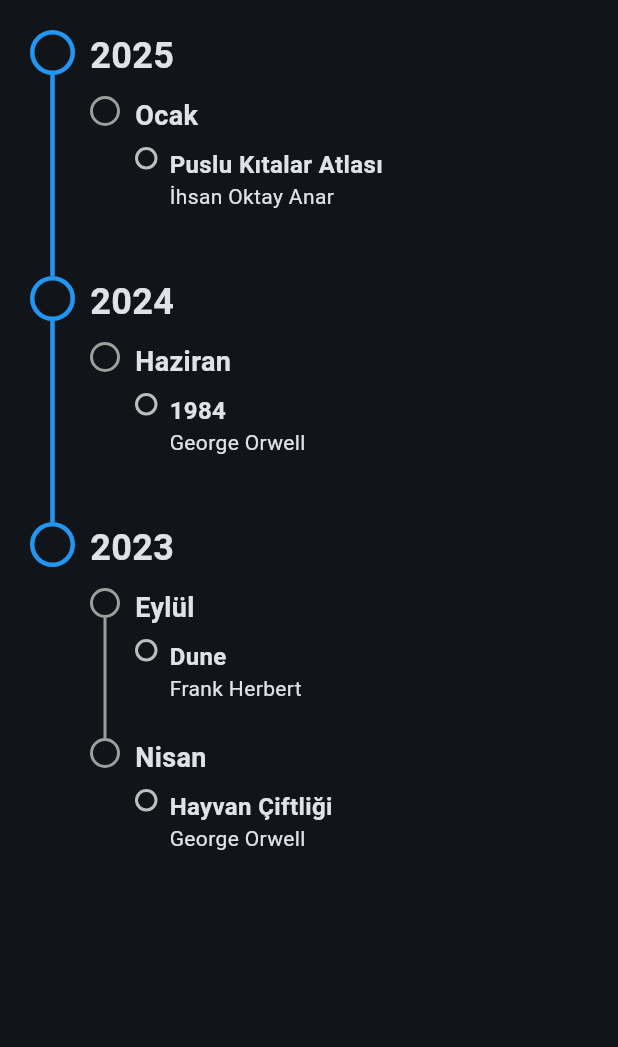
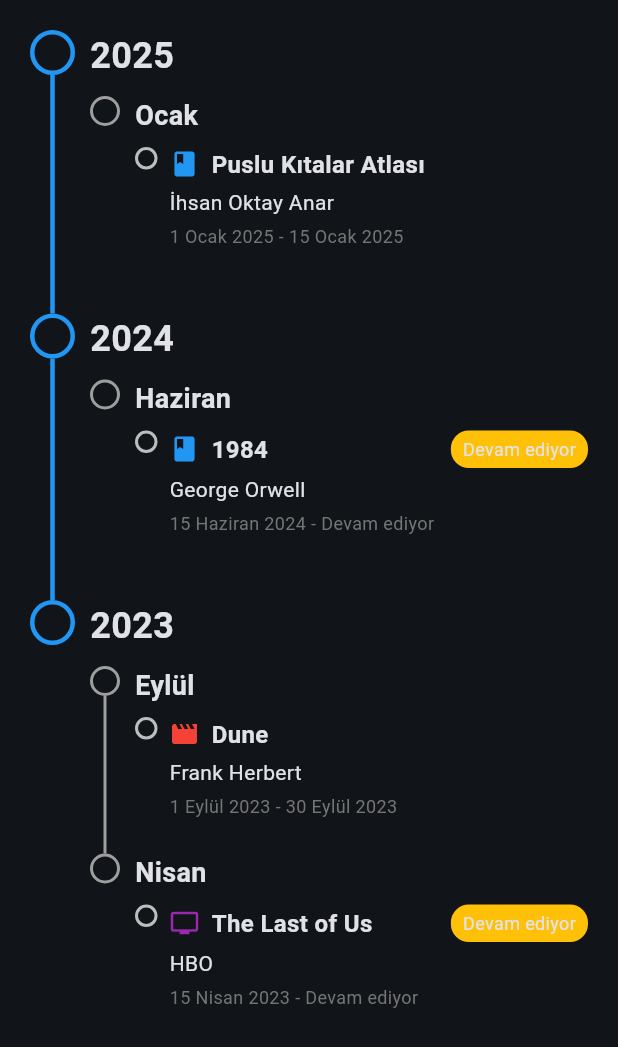
Before and after one commit to emirkalafat/emirklft, a Flutter app: the RecapScreen screen opened directly, on a phone screen of 412 x 824 dp. Shown: the top 1047 px of the screen. Run offline on Flutter 3.47's test engine with Material 3 defaults, Android fonts, the phone set to English and light mode, and no system bars; our stand-ins replace cloud_firestore, email_validator, firebase_analytics, firebase_core, firebase_storage, flutter_markdown and 12 more; missing offline and left inert: currency_picker; accounts and stored records are empty; Roboto replaces fonts that are missing (Ubuntu).

Commit message:
detail activity added

```diff
--- a/lib/screens/recap/activity.dart
+++ b/lib/screens/recap/activity.dart
@@ -22,8 +22,8 @@ class Activity {
     required this.description,
     this.imageUrl,
     this.url,
-    required this.startedDate,
-    required this.finishedDate,
+    this.startedDate,
+    this.finishedDate,
     this.status = ActivityStatus.unknown,
     this.type = ActivityType.unknown,
   });
--- a/lib/screens/recap/recap.dart
+++ b/lib/screens/recap/recap.dart
@@ -1,12 +1,13 @@
 import 'package:flutter/material.dart';
 import 'package:timelines_plus/timelines_plus.dart';
+import 'activity.dart';
 
 class RecapScreen extends StatelessWidget {
   const RecapScreen({super.key});
 
   @override
   Widget build(BuildContext context) {
-    final groupedActivities = _Activity.groupActivitiesByYearAndMonth();
+    final groupedActivities = _groupActivitiesByYearAndMonth(getMockActivities());
 
     return Scaffold(
       body: SingleChildScrollView(
@@ -63,13 +64,16 @@ class RecapScreen extends StatelessWidget {
                               connectionDirection: ConnectionDirection.before,
                               itemCount: monthActivities.length,
                               contentsBuilder: (_, monthIndex) {
-                                final month = monthActivities.keys.toList()[monthIndex];
+                                final month =
+                                    monthActivities.keys.toList()[monthIndex];
                                 final activities = monthActivities[month]!;
 
                                 return Padding(
-                                  padding: const EdgeInsets.only(left: 10.0, bottom: 15.0),
+                                  padding: const EdgeInsets.only(
+                                      left: 10.0, bottom: 15.0),
                                   child: Column(
-                                    crossAxisAlignment: CrossAxisAlignment.start,
+                                    crossAxisAlignment:
+                                        CrossAxisAlignment.start,
                                     children: [
                                       Text(
                                         _getMonthName(month),
@@ -83,35 +87,24 @@ class RecapScreen extends StatelessWidget {
                                         theme: TimelineThemeData(
                                           nodePosition: 0,
                                           color: Colors.grey.shade400,
-                                          indicatorTheme: const IndicatorThemeData(
+                                          indicatorTheme:
+                                              const IndicatorThemeData(
                                             position: 0,
                                             size: 15.0,
                                           ),
-                                          connectorTheme: const ConnectorThemeData(
+                                          connectorTheme:
+                                              const ConnectorThemeData(
                                             thickness: 1.5,
                                           ),
                                         ),
                                         builder: TimelineTileBuilder.connected(
-                                          connectionDirection: ConnectionDirection.before,
+                                          connectionDirection:
+                                              ConnectionDirection.before,
                                           itemCount: activities.length,
                                           contentsBuilder: (_, activityIndex) {
-                                            final activity = activities[activityIndex];
-                                            return Padding(
-                                              padding: const EdgeInsets.only(left: 8.0, bottom: 8.0),
-                                              child: Column(
-                                                crossAxisAlignment: CrossAxisAlignment.start,
-                                                children: [
-                                                  Text(
-                                                    activity.title,
-                                                    style: const TextStyle(
-                                                      fontWeight: FontWeight.bold,
-                                                      fontSize: 16.0,
-                                                    ),
-                                                  ),
-                                                  Text(activity.description),
-                                                ],
-                                              ),
-                                            );
+                                            final activity =
+                                                activities[activityIndex];
+                                            return _buildActivityContent(activity);
                                           },
                                           indicatorBuilder: (_, index) =>
                                               const OutlinedDotIndicator(),
@@ -146,59 +139,54 @@ class RecapScreen extends StatelessWidget {
     );
   }
 
-  String _getMonthName(int month) {
-    final months = [
-      'Ocak', 'Şubat', 'Mart', 'Nisan', 'Mayıs', 'Haziran',
-      'Temmuz', 'Ağustos', 'Eylül', 'Ekim', 'Kasım', 'Aralık'
-    ];
-    return months[month - 1];
-  }
-}
-
-// Mock data
-class _Activity {
-  const _Activity({
-    required this.title,
-    required this.description,
-    required this.date,
-  });
-
-  final String title;
-  final String description;
-  final DateTime date;
-
-  static Map<int, Map<int, List<_Activity>>> groupActivitiesByYearAndMonth() {
-    final activities = [
-      _Activity(
+  List<Activity> getMockActivities() {
+    return [
+      Activity(
+        id: '1',
         title: 'Puslu Kıtalar Atlası',
         description: 'İhsan Oktay Anar',
-        date: DateTime(2025, 1, 1),
+        startedDate: DateTime(2025, 1, 1),
+        finishedDate: DateTime(2025, 1, 15),
+        type: ActivityType.book,
+        status: ActivityStatus.finished,
       ),
-      _Activity(
+      Activity(
+        id: '2',
         title: '1984',
         description: 'George Orwell',
-        date: DateTime(2024, 6, 15),
+        startedDate: DateTime(2024, 6, 15),
+        type: ActivityType.book,
+        status: ActivityStatus.ongoing,
       ),
-      _Activity(
+      Activity(
+        id: '3',
         title: 'Dune',
         description: 'Frank Herbert',
-        date: DateTime(2023, 9, 1),
+        startedDate: DateTime(2023, 9, 1),
+        finishedDate: DateTime(2023, 9, 30),
+        type: ActivityType.movie,
+        status: ActivityStatus.finished,
       ),
-      _Activity(
-        title: 'Hayvan Çiftliği',
-        description: 'George Orwell',
-        date: DateTime(2023, 4, 15),
+      Activity(
+        id: '4',
+        title: 'The Last of Us',
+        description: 'HBO',
+        startedDate: DateTime(2023, 4, 15),
+        type: ActivityType.tvShow,
+        status: ActivityStatus.ongoing,
       ),
     ];
+  }
 
-    final groupedByYear = <int, List<_Activity>>{};
+  Map<int, Map<int, List<Activity>>> _groupActivitiesByYearAndMonth(List<Activity> activities) {
+    final groupedByYear = <int, List<Activity>>{};
     for (var activity in activities) {
-      final year = activity.date.year;
+      final year = activity.startedDate?.year ?? 0;
       groupedByYear.putIfAbsent(year, () => []);
       groupedByYear[year]!.add(activity);
     }
 
-    final groupedByYearAndMonth = <int, Map<int, List<_Activity>>>{};
+    final groupedByYearAndMonth = <int, Map<int, List<Activity>>>{};
     for (var year in groupedByYear.keys) {
       groupedByYearAndMonth[year] = _groupByMonth(groupedByYear[year]!);
     }
@@ -206,14 +194,118 @@ class _Activity {
     return groupedByYearAndMonth;
   }
 
-  static Map<int, List<_Activity>> _groupByMonth(List<_Activity> activities) {
-    final grouped = <int, List<_Activity>>{};
+  Map<int, List<Activity>> _groupByMonth(List<Activity> activities) {
+    final grouped = <int, List<Activity>>{};
     for (var activity in activities) {
-      final month = activity.date.month;
+      final month = activity.startedDate?.month ?? 0;
       grouped.putIfAbsent(month, () => []);
       grouped[month]!.add(activity);
     }
-
     return grouped;
   }
+
+  Color _getActivityTypeColor(ActivityType type) {
+    switch (type) {
+      case ActivityType.book:
+        return Colors.blue;
+      case ActivityType.movie:
+        return Colors.red;
+      case ActivityType.tvShow:
+        return Colors.purple;
+      case ActivityType.other:
+        return Colors.grey;
+      default:
+        return Colors.grey;
+    }
+  }
+
+  IconData _getActivityTypeIcon(ActivityType type) {
+    switch (type) {
+      case ActivityType.book:
+        return Icons.book;
+      case ActivityType.movie:
+        return Icons.movie;
+      case ActivityType.tvShow:
+        return Icons.tv;
+      case ActivityType.other:
+        return Icons.category;
+      default:
+        return Icons.category;
+    }
+  }
+
+  Widget _buildActivityContent(Activity activity) {
+    return Padding(
+      padding: const EdgeInsets.only(left: 8.0, bottom: 8.0),
+      child: Column(
+        crossAxisAlignment: CrossAxisAlignment.start,
+        children: [
+          Row(
+            children: [
+              Icon(
+                _getActivityTypeIcon(activity.type),
+                color: _getActivityTypeColor(activity.type),
+                size: 20,
+              ),
+              const SizedBox(width: 8),
+              Expanded(
+                child: Text(
+                  activity.title,
+                  style: const TextStyle(
+                    fontWeight: FontWeight.bold,
+                    fontSize: 16.0,
+                  ),
+                ),
+              ),
+              if (activity.status == ActivityStatus.ongoing)
+                Container(
+                  padding: const EdgeInsets.symmetric(horizontal: 8, vertical: 4),
+                  decoration: BoxDecoration(
+                    color: Colors.amber,
+                    borderRadius: BorderRadius.circular(12),
+                  ),
+                  child: const Text(
+                    'Devam ediyor',
+                    style: TextStyle(fontSize: 12),
+                  ),
+                ),
+            ],
+          ),
+          const SizedBox(height: 4),
+          Text(activity.description),
+          const SizedBox(height: 4),
+          Text(
+            '${_formatDate(activity.startedDate)} - ${activity.status == ActivityStatus.finished ? _formatDate(activity.finishedDate) : 'Devam ediyor'}',
+            style: TextStyle(
+              color: Colors.grey[600],
+              fontSize: 12,
+            ),
+          ),
+        ],
+      ),
+    );
+  }
+
+  String _formatDate(DateTime? date) {
+    if (date == null) return '';
+    return '${date.day} ${_getMonthName(date.month)} ${date.year}';
+  }
+
+  String _getMonthName(int month) {
+    final months = [
+      'Ocak',
+      'Şubat',
+      'Mart',
+      'Nisan',
+      'Mayıs',
+      'Haziran',
+      'Temmuz',
+      'Ağustos',
+      'Eylül',
+      'Ekim',
+      'Kasım',
+      'Aralık'
+    ];
+    return months[month - 1];
+  }
 }
```
